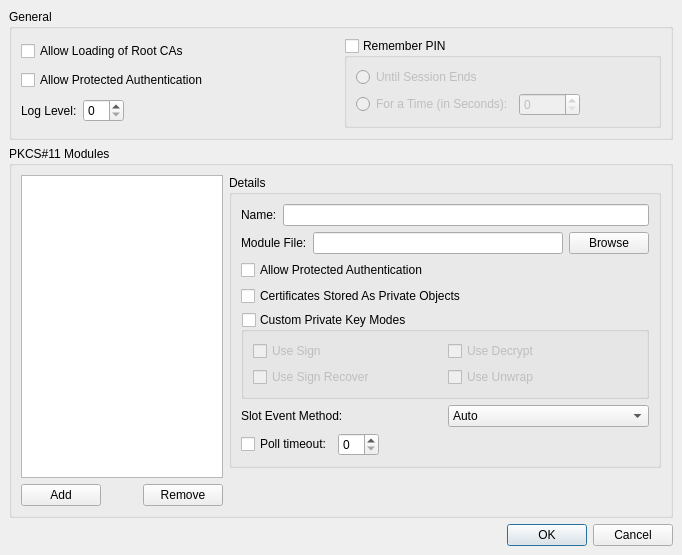
Before: the Qt Designer form examples/cmssigner/pkcs11configdlg/pkcs11config.ui in ZwerG-MaX/QtCrypto, drawn with Qt 5.
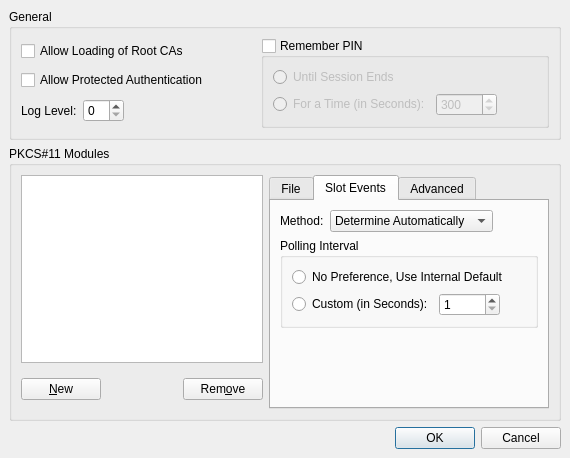
After: the same form once the commit is applied. The open tabs and pages were chosen to show the change.

Commit message: finished Pkcs11ConfigDlg

```diff
--- a/examples/cmssigner/pkcs11configdlg/pkcs11config.ui
+++ b/examples/cmssigner/pkcs11configdlg/pkcs11config.ui
@@ -5,8 +5,8 @@
    <rect>
     <x>0</x>
     <y>0</y>
-    <width>682</width>
-    <height>555</height>
+    <width>570</width>
+    <height>458</height>
    </rect>
   </property>
   <property name="windowTitle" >
@@ -133,6 +133,12 @@
              <property name="maximum" >
               <number>86400</number>
              </property>
+             <property name="minimum" >
+              <number>1</number>
+             </property>
+             <property name="value" >
+              <number>300</number>
+             </property>
             </widget>
            </item>
            <item>
@@ -190,7 +196,7 @@
           <item>
            <widget class="QPushButton" name="pb_add" >
             <property name="text" >
-             <string>Add</string>
+             <string>&amp;New</string>
             </property>
            </widget>
           </item>
@@ -201,8 +207,8 @@
             </property>
             <property name="sizeHint" >
              <size>
-              <width>40</width>
-              <height>20</height>
+              <width>20</width>
+              <height>40</height>
              </size>
             </property>
            </spacer>
@@ -210,7 +216,7 @@
           <item>
            <widget class="QPushButton" name="pb_remove" >
             <property name="text" >
-             <string>Remove</string>
+             <string>Rem&amp;ove</string>
             </property>
            </widget>
           </item>
@@ -219,18 +225,14 @@
        </layout>
       </item>
       <item>
-       <layout class="QVBoxLayout" >
-        <property name="margin" >
+       <widget class="QTabWidget" name="tb_details" >
+        <property name="currentIndex" >
          <number>0</number>
         </property>
-        <property name="spacing" >
-         <number>6</number>
-        </property>
-        <item>
-         <widget class="QGroupBox" name="gb_details" >
-          <property name="title" >
-           <string>Details</string>
-          </property>
+        <widget class="QWidget" name="tab" >
+         <attribute name="title" >
+          <string>File</string>
+         </attribute>
           <layout class="QVBoxLayout" >
            <property name="margin" >
             <number>9</number>
@@ -238,33 +240,6 @@
            <property name="spacing" >
             <number>6</number>
            </property>
-           <item>
-            <layout class="QHBoxLayout" >
-             <property name="margin" >
-              <number>0</number>
-             </property>
-             <property name="spacing" >
-              <number>6</number>
-             </property>
-             <item>
-              <widget class="QLabel" name="label_2" >
-               <property name="text" >
-                <string>Name:</string>
-               </property>
-              </widget>
-             </item>
-             <item>
-              <widget class="QLineEdit" name="le_name" >
-               <property name="minimumSize" >
-                <size>
-                 <width>200</width>
-                 <height>0</height>
-                </size>
-               </property>
-              </widget>
-             </item>
-            </layout>
-           </item>
            <item>
             <layout class="QHBoxLayout" >
              <property name="margin" >
@@ -281,6 +256,11 @@
               </widget>
              </item>
              <item>
+             <widget class="QLineEdit" name="le_library" />
+            </item>
+           </layout>
+          </item>
+          <item>
               <layout class="QHBoxLayout" >
                <property name="margin" >
                 <number>0</number>
@@ -288,27 +268,191 @@
                <property name="spacing" >
                 <number>6</number>
                </property>
-               <item>
-                <widget class="QLineEdit" name="le_library" >
-                 <property name="minimumSize" >
-                  <size>
-                   <width>250</width>
-                   <height>0</height>
-                  </size>
-                 </property>
-                </widget>
-               </item>
                <item>
                 <widget class="QPushButton" name="pb_browse" >
                  <property name="text" >
-                  <string>Browse</string>
+               <string>Browse For Module File...</string>
                  </property>
                 </widget>
                </item>
-              </layout>
-             </item>
-            </layout>
-           </item>
+            <item>
+             <spacer>
+              <property name="orientation" >
+               <enum>Qt::Horizontal</enum>
+              </property>
+              <property name="sizeHint" >
+               <size>
+                <width>40</width>
+                <height>20</height>
+               </size>
+              </property>
+             </spacer>
+            </item>
+           </layout>
+          </item>
+          <item>
+           <spacer>
+            <property name="orientation" >
+             <enum>Qt::Vertical</enum>
+            </property>
+            <property name="sizeHint" >
+             <size>
+              <width>20</width>
+              <height>40</height>
+             </size>
+            </property>
+           </spacer>
+          </item>
+         </layout>
+        </widget>
+        <widget class="QWidget" name="tab_2" >
+         <attribute name="title" >
+          <string>Slot Events</string>
+         </attribute>
+         <layout class="QVBoxLayout" >
+          <property name="margin" >
+           <number>9</number>
+          </property>
+          <property name="spacing" >
+           <number>6</number>
+          </property>
+          <item>
+           <layout class="QHBoxLayout" >
+            <property name="margin" >
+             <number>0</number>
+            </property>
+            <property name="spacing" >
+             <number>6</number>
+            </property>
+            <item>
+             <widget class="QLabel" name="label" >
+              <property name="text" >
+               <string>Method:</string>
+              </property>
+             </widget>
+            </item>
+            <item>
+             <widget class="QComboBox" name="cb_slotmethod" >
+              <item>
+               <property name="text" >
+                <string>Determine Automatically</string>
+               </property>
+              </item>
+              <item>
+               <property name="text" >
+                <string>Trigger</string>
+               </property>
+              </item>
+              <item>
+               <property name="text" >
+                <string>Polling</string>
+               </property>
+              </item>
+             </widget>
+            </item>
+            <item>
+             <spacer>
+              <property name="orientation" >
+               <enum>Qt::Horizontal</enum>
+              </property>
+              <property name="sizeHint" >
+               <size>
+                <width>40</width>
+                <height>20</height>
+               </size>
+              </property>
+             </spacer>
+            </item>
+           </layout>
+          </item>
+          <item>
+           <widget class="QGroupBox" name="gb_poll" >
+            <property name="title" >
+             <string>Polling Interval</string>
+            </property>
+            <layout class="QVBoxLayout" >
+             <property name="margin" >
+              <number>9</number>
+             </property>
+             <property name="spacing" >
+              <number>6</number>
+             </property>
+             <item>
+              <widget class="QRadioButton" name="rb_polldefault" >
+               <property name="text" >
+                <string>No Preference, Use Internal Default</string>
+               </property>
+              </widget>
+             </item>
+             <item>
+              <layout class="QHBoxLayout" >
+               <property name="margin" >
+                <number>0</number>
+               </property>
+               <property name="spacing" >
+                <number>6</number>
+               </property>
+               <item>
+                <widget class="QRadioButton" name="rb_pollcustom" >
+                 <property name="text" >
+                  <string>Custom (in Seconds):</string>
+                 </property>
+                </widget>
+               </item>
+               <item>
+                <widget class="QSpinBox" name="sb_pollcustom" >
+                 <property name="maximum" >
+                  <number>86400</number>
+                 </property>
+                 <property name="minimum" >
+                  <number>1</number>
+                 </property>
+                </widget>
+               </item>
+               <item>
+                <spacer>
+                 <property name="orientation" >
+                  <enum>Qt::Horizontal</enum>
+                 </property>
+                 <property name="sizeHint" >
+                  <size>
+                   <width>40</width>
+                   <height>20</height>
+                  </size>
+                 </property>
+                </spacer>
+               </item>
+              </layout>
+             </item>
+            </layout>
+           </widget>
+          </item>
+          <item>
+           <spacer>
+            <property name="orientation" >
+             <enum>Qt::Vertical</enum>
+            </property>
+            <property name="sizeHint" >
+             <size>
+              <width>20</width>
+              <height>40</height>
+             </size>
+            </property>
+           </spacer>
+          </item>
+         </layout>
+        </widget>
+        <widget class="QWidget" name="tab_3" >
+         <attribute name="title" >
+          <string>Advanced</string>
+         </attribute>
+         <layout class="QVBoxLayout" >
+          <property name="margin" >
+           <number>9</number>
+          </property>
+          <property name="spacing" >
+           <number>6</number>
+          </property>
            <item>
             <widget class="QCheckBox" name="ck_modallowprotected" >
              <property name="text" >
@@ -326,118 +470,57 @@
            <item>
             <widget class="QGroupBox" name="gb_keymodes" >
              <property name="title" >
-              <string>Custom Private Key Modes</string>
-             </property>
-             <property name="checkable" >
-              <bool>true</bool>
+             <string>Private Key Modes</string>
+            </property>
+            <layout class="QVBoxLayout" >
+             <property name="margin" >
+              <number>9</number>
              </property>
-             <property name="checked" >
-              <bool>false</bool>
+             <property name="spacing" >
+              <number>6</number>
              </property>
+             <item>
+              <widget class="QCheckBox" name="ck_modeauto" >
+               <property name="text" >
+                <string>Determine Automatically</string>
+               </property>
+              </widget>
+             </item>
+             <item>
              <layout class="QGridLayout" >
               <property name="margin" >
-               <number>9</number>
+                <number>0</number>
               </property>
               <property name="spacing" >
                <number>6</number>
               </property>
+               <item row="0" column="0" >
+                <widget class="QCheckBox" name="ck_modesign" >
+                 <property name="text" >
+                  <string>Sign</string>
+                 </property>
+                </widget>
+               </item>
               <item row="1" column="1" >
                <widget class="QCheckBox" name="ck_modeunwrap" >
                 <property name="text" >
-                 <string>Use Unwrap</string>
+                  <string>Unwrap</string>
                 </property>
                </widget>
               </item>
               <item row="0" column="1" >
                <widget class="QCheckBox" name="ck_modedecrypt" >
                 <property name="text" >
-                 <string>Use Decrypt</string>
+                  <string>Decrypt</string>
                 </property>
                </widget>
               </item>
               <item row="1" column="0" >
                <widget class="QCheckBox" name="ck_modesignrecover" >
                 <property name="text" >
-                 <string>Use Sign Recover</string>
-                </property>
-               </widget>
-              </item>
-              <item row="0" column="0" >
-               <widget class="QCheckBox" name="ck_modesign" >
-                <property name="text" >
-                 <string>Use Sign</string>
-                </property>
-               </widget>
-              </item>
-             </layout>
-            </widget>
-           </item>
-           <item>
-            <layout class="QHBoxLayout" >
-             <property name="margin" >
-              <number>0</number>
-             </property>
-             <property name="spacing" >
-              <number>6</number>
-             </property>
-             <item>
-              <widget class="QLabel" name="label" >
-               <property name="text" >
-                <string>Slot Event Method:</string>
-               </property>
-              </widget>
-             </item>
-             <item>
-              <widget class="QComboBox" name="cb_slotmethod" >
-               <item>
-                <property name="text" >
-                 <string>Auto</string>
-                </property>
-               </item>
-               <item>
-                <property name="text" >
-                 <string>Trigger</string>
-                </property>
-               </item>
-               <item>
-                <property name="text" >
-                 <string>Poll</string>
-                </property>
-               </item>
-              </widget>
-             </item>
-            </layout>
-           </item>
-           <item>
-            <layout class="QHBoxLayout" >
-             <property name="margin" >
-              <number>0</number>
-             </property>
-             <property name="spacing" >
-              <number>6</number>
-             </property>
-             <item>
-              <widget class="QCheckBox" name="ck_poll" >
-               <property name="text" >
-                <string>Poll timeout:</string>
-               </property>
-              </widget>
-             </item>
-             <item>
-              <widget class="QSpinBox" name="sb_poll" />
-             </item>
-             <item>
-              <spacer>
-               <property name="orientation" >
-                <enum>Qt::Horizontal</enum>
-               </property>
-               <property name="sizeHint" >
-                <size>
-                 <width>40</width>
-                 <height>20</height>
-                </size>
-               </property>
-              </spacer>
+                  <string>Sign Recover</string>
+                 </property>
+                </widget>
              </item>
             </layout>
            </item>
@@ -452,12 +535,14 @@
           <property name="sizeHint" >
            <size>
             <width>20</width>
-            <height>21</height>
+              <height>16</height>
            </size>
           </property>
          </spacer>
         </item>
        </layout>
+        </widget>
+       </widget>
       </item>
      </layout>
     </widget>
```
Left out of the diff: 19 changed lines with no effect on the pictures. Lines whose indentation alone changed are shown as unchanged. The commit also changes 2 other files.
